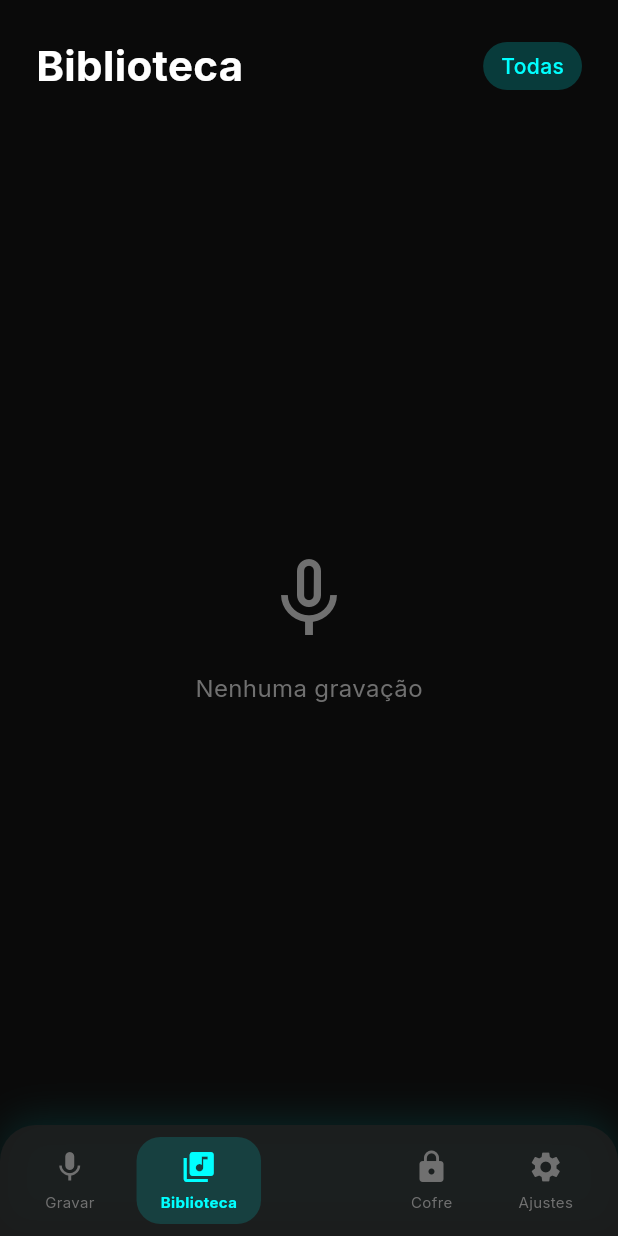
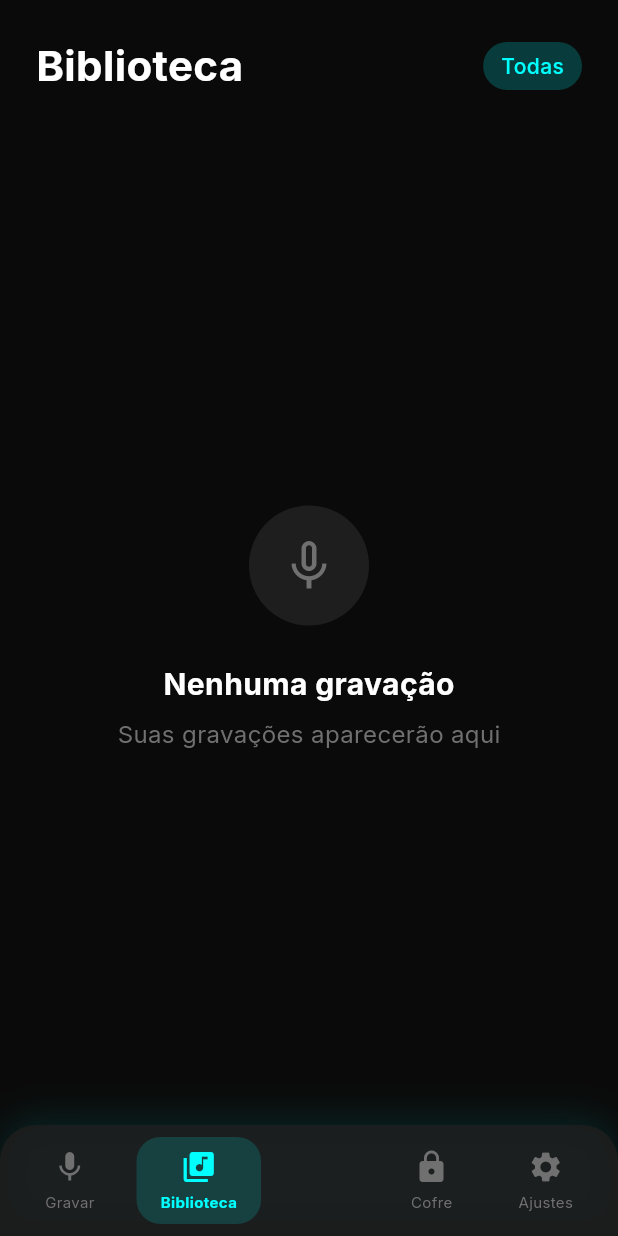
Before and after one commit to Luiqbd/PrivaVoice, a Flutter app: the screen it shows after launch, after a tap on the "mic" icon, after a tap on "Biblioteca", on a phone screen of 412 x 824 dp. Run offline on Flutter 3.47's test engine with Material 3 defaults, Android fonts, the phone set to English and light mode, and no system bars; our stand-ins replace equatable, flutter_bloc, flutter_secure_storage, get_it, google_fonts, local_auth and 3 more; missing offline and left inert: dart:ffi, encrypt, record; accounts and stored records are empty; statements that could not run were skipped.

Commit message:
fix: Permission service, library page with transcriptions list

```diff
--- a/lib/core/services/permission_service.dart
+++ b/lib/core/services/permission_service.dart
@@ -1,4 +1,4 @@
-import 'dart:io';
+import 'package:flutter/foundation.dart';
 import 'package:permission_handler/permission_handler.dart';
 
 class PermissionService {
@@ -6,63 +6,39 @@ class PermissionService {
   factory PermissionService() => _instance;
   PermissionService._internal();
 
-  bool _permissionsChecked = false;
+  Future<bool> requestAllPermissions() async {
+    debugPrint('PermissionService: Starting permission request...');
 
-  Future<bool> requestAllPermissions() async {
-    if (_permissionsChecked) return true;
+    // Request microphone permission
+    final micStatus = await Permission.microphone.request();
+    debugPrint('PermissionService: Microphone = ${micStatus.name}');
 
-    final Map<Permission, PermissionStatus> statuses = {};
-
-    // Request microphone (always required)
-    statuses[Permission.microphone] = await Permission.microphone.request();
-
-    // Request storage based on Android version
-    if (Platform.isAndroid) {
-      // For Android 13+ (API 33+)
-      if (await _getAndroidSdkInt() >= 33) {
-        statuses[Permission.audio] = await Permission.audio.request();
-      }
-      // For Android 12 and below
-      else if (await _getAndroidSdkInt() >= 30) {
-        // READ_EXTERNAL_STORAGE (maxSdkVersion 32)
-        // Only request if not already granted
-        final storageStatus = await Permission.storage.status;
-        if (storageStatus.isDenied) {
-          // Don't request for Android 11+ (scoped storage)
-          if (await _getAndroidSdkInt() < 30) {
-            statuses[Permission.storage] = await Permission.storage.request();
-          }
-        }
-      }
+    if (micStatus.isPermanentlyDenied) {
+      debugPrint('PermissionService: Microphone permanently denied, opening settings');
+      await openAppSettings();
+      return false;
     }
 
-    // Check microphone permission
-    final micStatus = statuses[Permission.microphone];
-    if (micStatus == null) {
-      final currentStatus = await Permission.microphone.status;
-      if (currentStatus.isGranted) {
-        _permissionsChecked = true;
-        return true;
-      }
-    }
+    // Request storage permissions based on Android version
+    // For Android 13+ (API 33), we need READ_MEDIA_AUDIO
+    // For Android 10-12, we use scoped storage but can request storage permission
+    // For Android 9 and below, we need full storage permissions
 
-    if (micStatus != null && micStatus.isGranted) {
-      _permissionsChecked = true;
+    // Try to request storage permission
+    final storageStatus = await Permission.storage.request();
+    debugPrint('PermissionService: Storage = ${storageStatus.name}');
+
+    // Also try audio permission for newer Android
+    final audioStatus = await Permission.audio.request();
+    debugPrint('PermissionService: Audio = ${audioStatus.name}');
+
+    // Check if microphone is granted
+    if (await Permission.microphone.isGranted) {
+      debugPrint('PermissionService: Microphone granted! Success!');
       return true;
     }
 
     return false;
-  }
-
-  Future<int> _getAndroidSdkInt() async {
-    // Try to get Android SDK version
-    try {
-      // This is a workaround - in Flutter we can't easily get SDK version
-      // We'll use a default value that assumes Android 13+
-      return 33;
-    } catch (e) {
-      return 33; // Default to Android 13+
-    }
   }
 
   Future<bool> checkMicrophonePermission() async {
--- a/lib/presentation/pages/library_page.dart
+++ b/lib/presentation/pages/library_page.dart
@@ -1,17 +1,40 @@
 import 'package:flutter/material.dart';
 import 'package:flutter_bloc/flutter_bloc.dart';
 import '../blocs/transcription/transcription_state.dart';
+import '../blocs/transcription/transcription_event.dart';
 import '../../core/theme/app_colors.dart';
 import '../../injection_container.dart';
 import '../blocs/transcription/transcription_bloc.dart';
+import '../widgets/transcription_card.dart';
 
-class LibraryPage extends StatelessWidget {
+class LibraryPage extends StatefulWidget {
   const LibraryPage({super.key});
 
   @override
+  State<LibraryPage> createState() => _LibraryPageState();
+}
+
+class _LibraryPageState extends State<LibraryPage> {
+  late TranscriptionBloc _transcriptionBloc;
+
+  @override
+  void initState() {
+    super.initState();
+    _transcriptionBloc = getIt<TranscriptionBloc>();
+    // Load transcriptions when page opens
+    _transcriptionBloc.add(LoadTranscriptions());
+  }
+
+  @override
+  void dispose() {
+    _transcriptionBloc.close();
+    super.dispose();
+  }
+
+  @override
   Widget build(BuildContext context) {
-    return BlocProvider(
-      create: (_) => getIt<TranscriptionBloc>(),
+    return BlocProvider.value(
+      value: _transcriptionBloc,
       child: Scaffold(
         backgroundColor: AppColors.backgroundPrimary,
         body: SafeArea(
@@ -51,11 +74,11 @@ class LibraryPage extends StatelessWidget {
                 ),
               ),
 
-              // List
+              // Content
               Expanded(
                 child: BlocBuilder<TranscriptionBloc, TranscriptionState>(
                   builder: (context, state) {
-                    if (state is TranscriptionLoading) {
+                    if (state.status == TranscriptionStatus.loading) {
                       return const Center(
                         child: CircularProgressIndicator(
                           color: AppColors.primaryAccent,
@@ -63,36 +86,21 @@ class LibraryPage extends StatelessWidget {
                       );
                     }
 
-                    final items = state.transcriptions;
-                    if (items.isEmpty) {
-                      return Center(
-                        child: Column(
-                          mainAxisAlignment: MainAxisAlignment.center,
-                          children: [
-                            Icon(
-                              Icons.mic_none,
-                              size: 64,
-                              color: AppColors.textTertiary,
-                            ),
-                            const SizedBox(height: 16),
-                            Text(
-                              'Nenhuma gravação',
-                              style: TextStyle(
-                                color: AppColors.textTertiary,
-                                fontSize: 16,
-                              ),
-                            ),
-                          ],
-                        ),
-                      );
+                    if (state.transcriptions.isEmpty) {
+                      return _buildEmptyState();
                     }
 
                     return ListView.builder(
-                      padding: const EdgeInsets.symmetric(horizontal: 24),
-                      itemCount: items.length,
+                      padding: const EdgeInsets.symmetric(horizontal: 16),
+                      itemCount: state.transcriptions.length,
                       itemBuilder: (context, index) {
-                        final item = items[index];
-                        return _buildRecordingItem(item);
+                        final transcription = state.transcriptions[index];
+                        return TranscriptionCard(
+                          transcription: transcription,
+                          onTap: () {
+                            // Navigate to detail
+                          },
+                        );
                       },
                     );
                   },
@@ -105,66 +113,43 @@ class LibraryPage extends StatelessWidget {
     );
   }
 
-  Widget _buildRecordingItem(dynamic item) {
-    return Container(
-      margin: const EdgeInsets.only(bottom: 12),
-      padding: const EdgeInsets.all(16),
-      decoration: BoxDecoration(
-        color: AppColors.surface,
-        borderRadius: BorderRadius.circular(16),
-      ),
-      child: Row(
+  Widget _buildEmptyState() {
+    return Center(
+      child: Column(
+        mainAxisAlignment: MainAxisAlignment.center,
         children: [
           Container(
-            width: 48,
-            height: 48,
+            width: 80,
+            height: 80,
             decoration: BoxDecoration(
-              color: AppColors.primaryAccent.withOpacity(0.2),
-              borderRadius: BorderRadius.circular(12),
+              shape: BoxShape.circle,
+              color: AppColors.surface,
             ),
             child: const Icon(
-              Icons.mic,
-              color: AppColors.primaryAccent,
+              Icons.mic_none,
+              size: 40,
+              color: AppColors.textTertiary,
             ),
           ),
-          const SizedBox(width: 16),
-          Expanded(
-            child: Column(
-              crossAxisAlignment: CrossAxisAlignment.start,
-              children: [
-                Text(
-                  item.title ?? 'Gravação',
-                  style: const TextStyle(
-                    color: AppColors.textPrimary,
-                    fontSize: 16,
-                    fontWeight: FontWeight.w500,
-                  ),
-                ),
-                const SizedBox(height: 4),
-                Text(
-                  _formatDuration(item.duration ?? Duration.zero),
-                  style: TextStyle(
-                    color: AppColors.textTertiary,
-                    fontSize: 14,
-                  ),
-                ),
-              ],
+          const SizedBox(height: 24),
+          const Text(
+            'Nenhuma gravação',
+            style: TextStyle(
+              color: AppColors.textPrimary,
+              fontSize: 20,
+              fontWeight: FontWeight.bold,
             ),
           ),
-          Icon(
-            item.hasTranscription ? Icons.check_circle : Icons.mic_none,
-            color: item.hasTranscription
-                ? AppColors.primaryAccent
-                : AppColors.textTertiary,
+          const SizedBox(height: 8),
+          const Text(
+            'Suas gravações aparecerão aqui',
+            style: TextStyle(
+              color: AppColors.textTertiary,
+              fontSize: 16,
+            ),
           ),
         ],
       ),
     );
   }
-
-  String _formatDuration(Duration duration) {
-    final minutes = duration.inMinutes.remainder(60).toString().padLeft(2, '0');
-    final seconds = duration.inSeconds.remainder(60).toString().padLeft(2, '0');
-    return '$minutes:$seconds';
-  }
 }
```
Also changed, not shown: lib/presentation/widgets/transcription_card.dart (added, +144 -0 lines).
